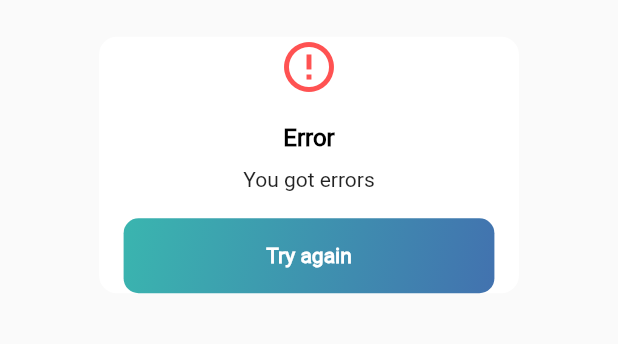
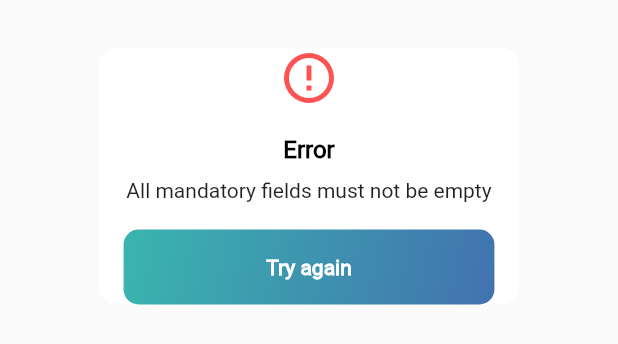
Before and after one commit to tahaboud/goasbar_app, a Flutter app: the ErrorDialog widget shown alone on an empty page, opened directly, on a phone screen of 412 x 824 dp. Shown: the top 344 px of the screen. Run offline on Flutter 3.47's test engine with Material 2 defaults, Android fonts, the phone set to English and light mode, and no system bars; our stand-ins replace calendar_date_picker2, dio, easy_localization, flutter_hooks, flutter_spinkit, image_picker and 8 more; accounts and stored records are empty.

Commit message:
commit error dialog update

```diff
--- a/lib/ui/widgets/dialogs/error_dialog.dart
+++ b/lib/ui/widgets/dialogs/error_dialog.dart
@@ -44,7 +44,7 @@ class ErrorDialog extends HookWidget {
                   Padding(
                     padding: EdgeInsets.symmetric(horizontal: 8.0),
                     child: Text(
-                      'You got errors',
+                      'All mandatory fields must not be empty',
                       softWrap: true,
                       textAlign: TextAlign.center,
                       style: TextStyle(
@@ -78,6 +78,6 @@ class ErrorDialog extends HookWidget {
           ),
         ),
       ),
-    ).height(220);
+    ).height(235);
   }
 }
```
